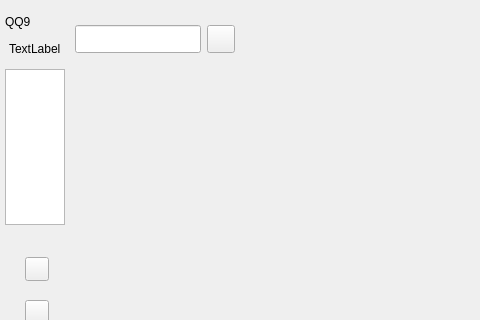
Old version of the form QQ-Client/Client-UI/MainWidget/MainWidget.ui in the repository rtomway/Qt-QQ; both pictures show x 0 to 480 and y 0 to 320 of the 607 by 440 pixel window.
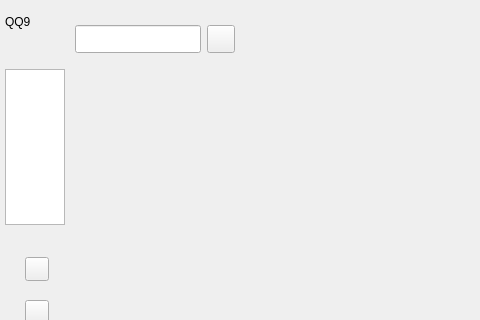
New version of the form.

What changed in the file:
```diff
--- a/QQ-Client/Client-UI/MainWidget/MainWidget.ui
+++ b/QQ-Client/Client-UI/MainWidget/MainWidget.ui
@@ -103,7 +103,7 @@
          <item>
           <widget class="QLabel" name="headLab">
            <property name="text">
-            <string>TextLabel</string>
+            <string/>
            </property>
           </widget>
          </item>
```
